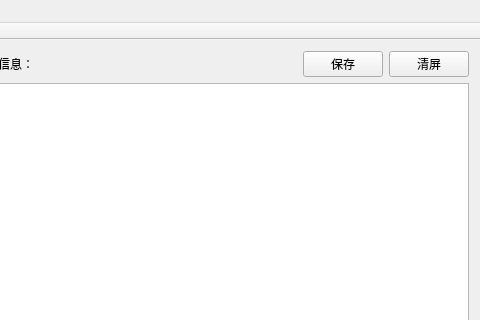
skawu/SnapcraftGUITool, file mainwindow.ui: the form before one commit; both pictures show x 291 to 771 and y 0 to 320 of the 771 by 520 pixel window.
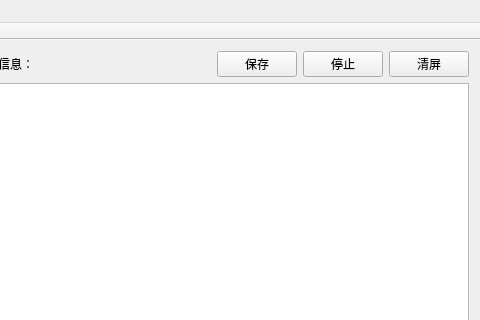
The form after the commit.

Commit message: 增加停止命令ctrl+c功能

What changed in the file:
```diff
--- a/mainwindow.ui
+++ b/mainwindow.ui
@@ -266,6 +266,13 @@
               </property>
              </widget>
             </item>
+            <item>
+             <widget class="QPushButton" name="pushButton_3">
+              <property name="text">
+               <string>停止</string>
+              </property>
+             </widget>
+            </item>
             <item>
              <widget class="QPushButton" name="pushButton_clear">
               <property name="text">
```
The commit also changes 2 other files.
